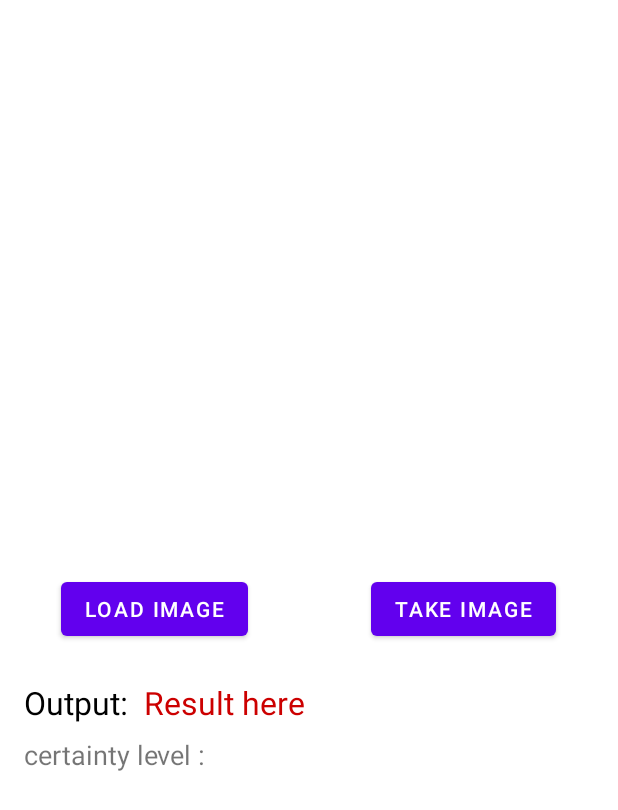
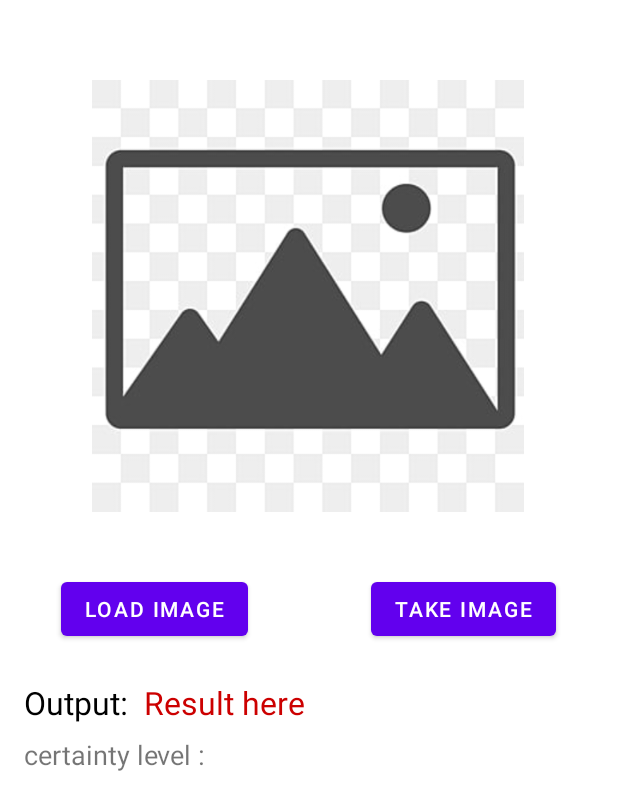
Before and after one commit to akashi4/TCBeansApp, an Android app: the layout activity_main.xml on its own in the app's theme, with its tools: preview values and no code run, on a phone screen of 412 x 824 dp. Shown: the top 810 px of the screen. Run offline under Robolectric (Android 15) with nearby library versions, the phone set to English and light mode, and no system bars.

Commit message:
little modif

```diff
--- a/app/build.gradle
+++ b/app/build.gradle
@@ -42,6 +42,7 @@ dependencies {
     implementation 'androidx.appcompat:appcompat:1.6.0'
     implementation 'com.google.android.material:material:1.8.0'
     implementation 'androidx.constraintlayout:constraintlayout:2.1.4'
+    implementation 'androidx.core:core-ktx:+'
     testImplementation 'junit:junit:4.13.2'
     androidTestImplementation 'androidx.test.ext:junit:1.1.5'
     androidTestImplementation 'androidx.test.espresso:espresso-core:3.5.1'
--- a/app/src/main/res/layout/activity_main.xml
+++ b/app/src/main/res/layout/activity_main.xml
@@ -23,7 +23,9 @@
         android:layout_width="288dp"
         android:layout_height="338dp"
         android:layout_marginTop="28dp"
+        android:src="@drawable/placeholder"
         app:layout_constraintEnd_toEndOf="parent"
+        app:layout_constraintHorizontal_bias="0.495"
         app:layout_constraintStart_toStartOf="parent"
         app:layout_constraintTop_toTopOf="parent" />
 
--- a/build.gradle
+++ b/build.gradle
@@ -2,5 +2,5 @@
 plugins {
     id 'com.android.application' version '7.3.1' apply false
     id 'com.android.library' version '7.3.1' apply false
-    id 'org.jetbrains.kotlin.android' version '1.7.20' apply false
+    id 'org.jetbrains.kotlin.android' version '1.8.20-Beta' apply false
 }
```
Also changed, not shown: app/src/debug/res/placeholder 2.jpg (added), app/src/debug/res/placeholder 3.png (added), app/src/debug/res/placeholder.jpg (added), app/src/main/res/drawable/placeholder.jpg (added), app/src/main/res/drawable/placeholder_2.jpg (added), app/src/main/res/drawable/placeholder_3.png (added).
